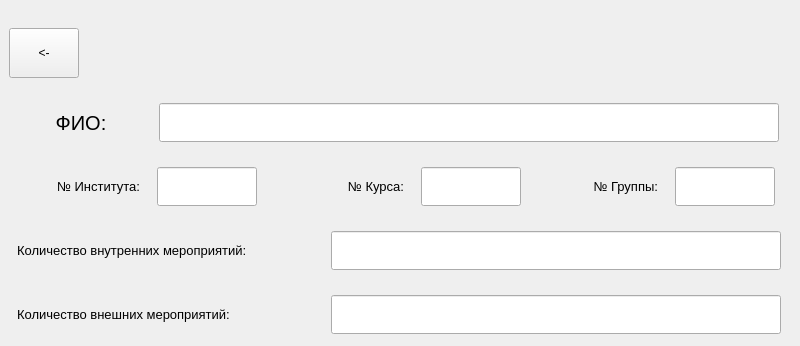
Before: the Qt Designer form qt/student.ui in andrei-229/valanter_app, drawn with Qt 5; both pictures show x 0 to 800 and y 0 to 346 of the 800 by 600 pixel window.
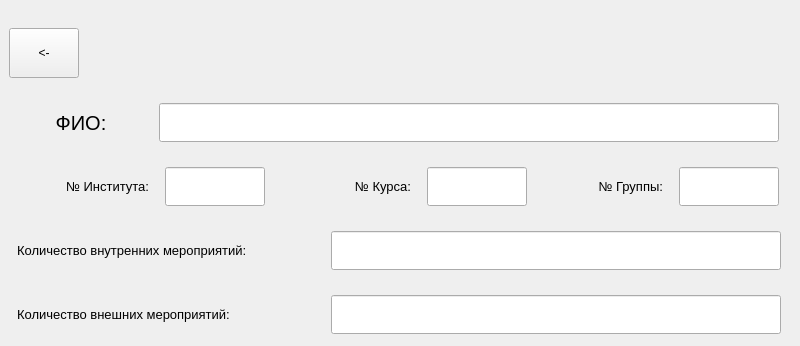
After: the same form once the commit is applied.

Patch:
```diff
--- a/qt/student.ui
+++ b/qt/student.ui
@@ -85,7 +85,7 @@
        <widget class="QLabel" name="label_2">
         <property name="maximumSize">
          <size>
-          <width>120</width>
+          <width>130</width>
           <height>16777215</height>
          </size>
         </property>
```
Left out of the diff: 4 changed lines with no effect on the pictures.
